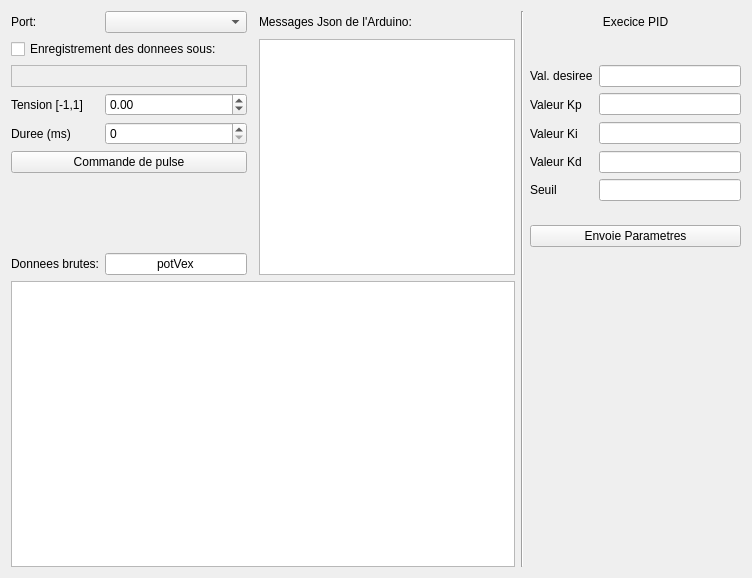
Before: the Qt Designer form Code_Qt/mainwindow.ui in Swing-Genesis/S3-PROJET, drawn with Qt 5.
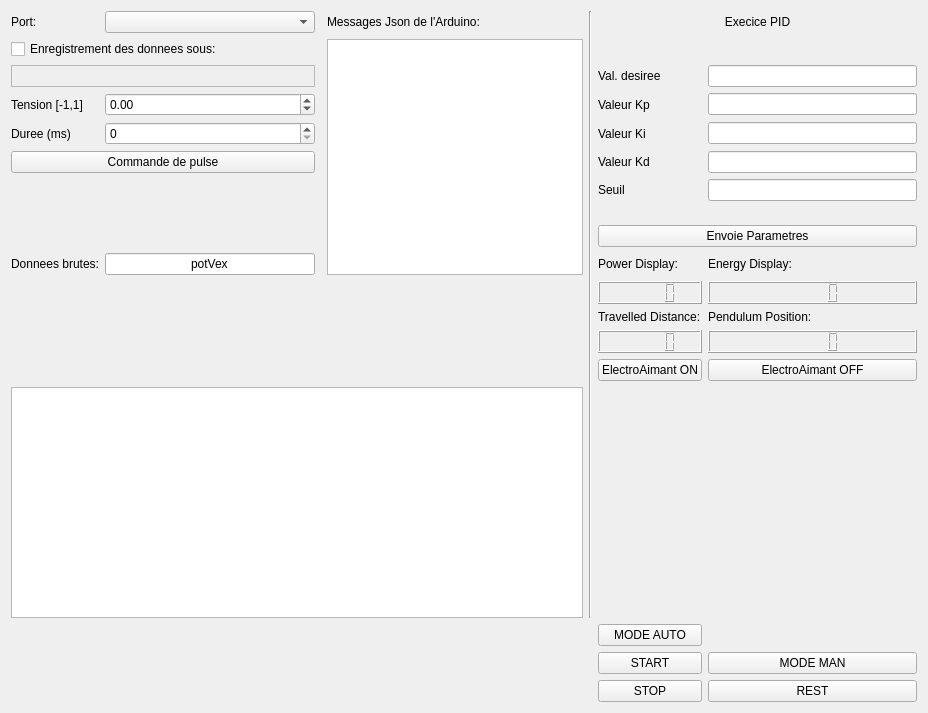
After: the same form once the commit is applied. Custom widgets are drawn as their Qt base class.

The edit to the form file:
```diff
--- a/Code_Qt/mainwindow.ui
+++ b/Code_Qt/mainwindow.ui
@@ -6,8 +6,8 @@
    <rect>
     <x>0</x>
     <y>0</y>
-    <width>752</width>
-    <height>578</height>
+    <width>928</width>
+    <height>713</height>
    </rect>
   </property>
   <property name="acceptDrops">
@@ -18,6 +18,47 @@
   </property>
   <widget class="QWidget" name="centralWidget">
    <layout class="QGridLayout" name="gridLayout">
+    <item row="4" column="6" colspan="2">
+     <widget class="QLabel" name="label_6">
+      <property name="text">
+       <string>Execice PID</string>
+      </property>
+      <property name="alignment">
+       <set>Qt::AlignCenter</set>
+      </property>
+     </widget>
+    </item>
+    <item row="15" column="7">
+     <widget class="QLabel" name="label_13">
+      <property name="text">
+       <string>Energy Display:</string>
+      </property>
+     </widget>
+    </item>
+    <item row="9" column="7">
+     <widget class="QLineEdit" name="lineEdit_Kd"/>
+    </item>
+    <item row="24" column="7">
+     <widget class="QPushButton" name="pb_rest">
+      <property name="text">
+       <string>REST</string>
+      </property>
+     </widget>
+    </item>
+    <item row="23" column="6">
+     <widget class="QPushButton" name="pb_start_auto">
+      <property name="text">
+       <string>START</string>
+      </property>
+     </widget>
+    </item>
+    <item row="8" column="0">
+     <widget class="QLabel" name="label_2">
+      <property name="text">
+       <string>Duree (ms)</string>
+      </property>
+     </widget>
+    </item>
     <item row="6" column="0" colspan="2">
      <widget class="QLabel" name="label_pathCSV">
       <property name="frameShape">
@@ -31,51 +72,50 @@
       </property>
      </widget>
     </item>
-    <item row="7" column="6">
-     <widget class="QLineEdit" name="lineEdit_Kp"/>
-    </item>
-    <item row="9" column="5">
-     <widget class="QLabel" name="label_10">
-      <property name="text">
-       <string>Valeur Kd</string>
-      </property>
-     </widget>
-    </item>
-    <item row="8" column="5">
-     <widget class="QLabel" name="label_9">
-      <property name="text">
-       <string>Valeur Ki</string>
-      </property>
-     </widget>
-    </item>
-    <item row="4" column="4" rowspan="13">
-     <widget class="Line" name="line_3">
+    <item row="14" column="2">
+     <widget class="Line" name="line">
       <property name="orientation">
-       <enum>Qt::Vertical</enum>
+       <enum>Qt::Horizontal</enum>
       </property>
      </widget>
     </item>
-    <item row="15" column="1">
-     <widget class="QLineEdit" name="JsonKey">
+    <item row="18" column="7">
+     <widget class="QLCDNumber" name="display_pendulum"/>
+    </item>
+    <item row="5" column="0" colspan="2">
+     <widget class="QCheckBox" name="checkBox">
       <property name="text">
-       <string>potVex</string>
+       <string>Enregistrement des donnees sous:</string>
       </property>
-      <property name="alignment">
-       <set>Qt::AlignCenter</set>
-      </property>
      </widget>
     </item>
-    <item row="8" column="0">
-     <widget class="QLabel" name="label_2">
+    <item row="15" column="6">
+     <widget class="QLabel" name="label_12">
       <property name="text">
-       <string>Duree (ms)</string>
+       <string>Power Display:</string>
       </property>
      </widget>
     </item>
-    <item row="7" column="0">
-     <widget class="QLabel" name="label">
+    <item row="9" column="0" colspan="2">
+     <widget class="QPushButton" name="pulseButton">
       <property name="text">
-       <string>Tension [-1,1]</string>
+       <string>Commande de pulse</string>
+      </property>
+     </widget>
+    </item>
+    <item row="8" column="1">
+     <widget class="QSpinBox" name="DurationBox">
+      <property name="keyboardTracking">
+       <bool>false</bool>
+      </property>
+      <property name="minimum">
+       <number>0</number>
+      </property>
+      <property name="maximum">
+       <number>5000</number>
+      </property>
+      <property name="singleStep">
+       <number>25</number>
       </property>
      </widget>
     </item>
@@ -92,20 +132,32 @@
       </property>
      </widget>
     </item>
-    <item row="7" column="5">
-     <widget class="QLabel" name="label_8">
+    <item row="4" column="1">
+     <widget class="QComboBox" name="comboBoxPort"/>
+    </item>
+    <item row="15" column="1">
+     <widget class="QLineEdit" name="JsonKey">
       <property name="text">
-       <string>Valeur Kp</string>
+       <string>potVex</string>
       </property>
+      <property name="alignment">
+       <set>Qt::AlignCenter</set>
+      </property>
      </widget>
     </item>
-    <item row="15" column="0">
-     <widget class="QLabel" name="label_3">
+    <item row="14" column="6" colspan="2">
+     <widget class="QPushButton" name="pushButton_Params">
       <property name="text">
-       <string>Donnees brutes:</string>
+       <string>Envoie Parametres</string>
       </property>
      </widget>
     </item>
+    <item row="7" column="7">
+     <widget class="QLineEdit" name="lineEdit_Kp"/>
+    </item>
+    <item row="6" column="7">
+     <widget class="QLineEdit" name="lineEdit_DesVal"/>
+    </item>
     <item row="4" column="3">
      <widget class="QLabel" name="label_4">
       <property name="text">
@@ -116,29 +168,60 @@
       </property>
      </widget>
     </item>
-    <item row="14" column="2">
-     <widget class="Line" name="line">
-      <property name="orientation">
-       <enum>Qt::Horizontal</enum>
+    <item row="10" column="6">
+     <widget class="QLabel" name="label_11">
+      <property name="text">
+       <string>Seuil</string>
       </property>
      </widget>
     </item>
-    <item row="9" column="6">
-     <widget class="QLineEdit" name="lineEdit_Kd"/>
+    <item row="4" column="0">
+     <widget class="QLabel" name="label_5">
+      <property name="text">
+       <string>Port:</string>
+      </property>
+     </widget>
+    </item>
+    <item row="18" column="6">
+     <widget class="QLCDNumber" name="distance_display"/>
+    </item>
+    <item row="16" column="7">
+     <widget class="QLCDNumber" name="Energy_Display"/>
+    </item>
+    <item row="10" column="7">
+     <widget class="QLineEdit" name="lineEdit_Thresh"/>
+    </item>
+    <item row="7" column="6">
+     <widget class="QLabel" name="label_8">
+      <property name="text">
+       <string>Valeur Kp</string>
+      </property>
+     </widget>
+    </item>
+    <item row="17" column="7">
+     <widget class="QLabel" name="label_15">
+      <property name="text">
+       <string>Pendulum Position:</string>
+      </property>
+     </widget>
     </item>
     <item row="8" column="6">
-     <widget class="QLineEdit" name="lineEdit_Ki"/>
+     <widget class="QLabel" name="label_9">
+      <property name="text">
+       <string>Valeur Ki</string>
+      </property>
+     </widget>
     </item>
-    <item row="4" column="5" colspan="2">
-     <widget class="QLabel" name="label_6">
+    <item row="24" column="6">
+     <widget class="QPushButton" name="pb_stop_auto">
       <property name="text">
-       <string>Execice PID</string>
+       <string>STOP</string>
       </property>
-      <property name="alignment">
-       <set>Qt::AlignCenter</set>
-      </property>
      </widget>
     </item>
+    <item row="16" column="6">
+     <widget class="QLCDNumber" name="Power_Display"/>
+    </item>
     <item row="5" column="3" rowspan="11">
      <widget class="QTextBrowser" name="textBrowser">
       <property name="font">
@@ -148,73 +231,79 @@
       </property>
      </widget>
     </item>
-    <item row="6" column="5">
+    <item row="15" column="0">
+     <widget class="QLabel" name="label_3">
+      <property name="text">
+       <string>Donnees brutes:</string>
+      </property>
+     </widget>
+    </item>
+    <item row="8" column="7">
+     <widget class="QLineEdit" name="lineEdit_Ki"/>
+    </item>
+    <item row="20" column="0" colspan="4">
+     <widget class="QChartView" name="graph"/>
+    </item>
+    <item row="6" column="6">
      <widget class="QLabel" name="label_7">
       <property name="text">
        <string>Val. desiree</string>
       </property>
      </widget>
     </item>
-    <item row="5" column="0" colspan="2">
-     <widget class="QCheckBox" name="checkBox">
+    <item row="9" column="6">
+     <widget class="QLabel" name="label_10">
       <property name="text">
-       <string>Enregistrement des donnees sous:</string>
+       <string>Valeur Kd</string>
       </property>
      </widget>
     </item>
-    <item row="10" column="5">
-     <widget class="QLabel" name="label_11">
+    <item row="17" column="6">
+     <widget class="QLabel" name="label_14">
       <property name="text">
-       <string>Seuil</string>
+       <string>Travelled Distance:</string>
       </property>
      </widget>
     </item>
-    <item row="6" column="6">
-     <widget class="QLineEdit" name="lineEdit_DesVal"/>
+    <item row="4" column="4" rowspan="17">
+     <widget class="Line" name="line_3">
+      <property name="orientation">
+       <enum>Qt::Vertical</enum>
+      </property>
+     </widget>
     </item>
-    <item row="8" column="1">
-     <widget class="QSpinBox" name="DurationBox">
-      <property name="keyboardTracking">
-       <bool>false</bool>
+    <item row="7" column="0">
+     <widget class="QLabel" name="label">
+      <property name="text">
+       <string>Tension [-1,1]</string>
       </property>
-      <property name="minimum">
-       <number>0</number>
+     </widget>
+    </item>
+    <item row="19" column="6">
+     <widget class="QPushButton" name="pb_ElectroAimantON">
+      <property name="text">
+       <string>ElectroAimant ON</string>
       </property>
-      <property name="maximum">
-       <number>5000</number>
-      </property>
-      <property name="singleStep">
-       <number>25</number>
-      </property>
      </widget>
     </item>
-    <item row="4" column="0">
-     <widget class="QLabel" name="label_5">
+    <item row="19" column="7">
+     <widget class="QPushButton" name="pb_ElectroAimantOFF">
       <property name="text">
-       <string>Port:</string>
+       <string>ElectroAimant OFF</string>
       </property>
      </widget>
     </item>
-    <item row="16" column="0" colspan="4">
-     <widget class="QChartView" name="graph"/>
-    </item>
-    <item row="9" column="0" colspan="2">
-     <widget class="QPushButton" name="pulseButton">
+    <item row="21" column="6">
+     <widget class="QPushButton" name="pb_mode_auto">
       <property name="text">
-       <string>Commande de pulse</string>
+       <string>MODE AUTO</string>
       </property>
      </widget>
     </item>
-    <item row="10" column="6">
-     <widget class="QLineEdit" name="lineEdit_Thresh"/>
-    </item>
-    <item row="4" column="1">
-     <widget class="QComboBox" name="comboBoxPort"/>
-    </item>
-    <item row="14" column="5" colspan="2">
-     <widget class="QPushButton" name="pushButton_Params">
+    <item row="23" column="7">
+     <widget class="QPushButton" name="pb_mode_man">
       <property name="text">
-       <string>Envoie Parametres</string>
+       <string>MODE MAN</string>
       </property>
      </widget>
     </item>
```
